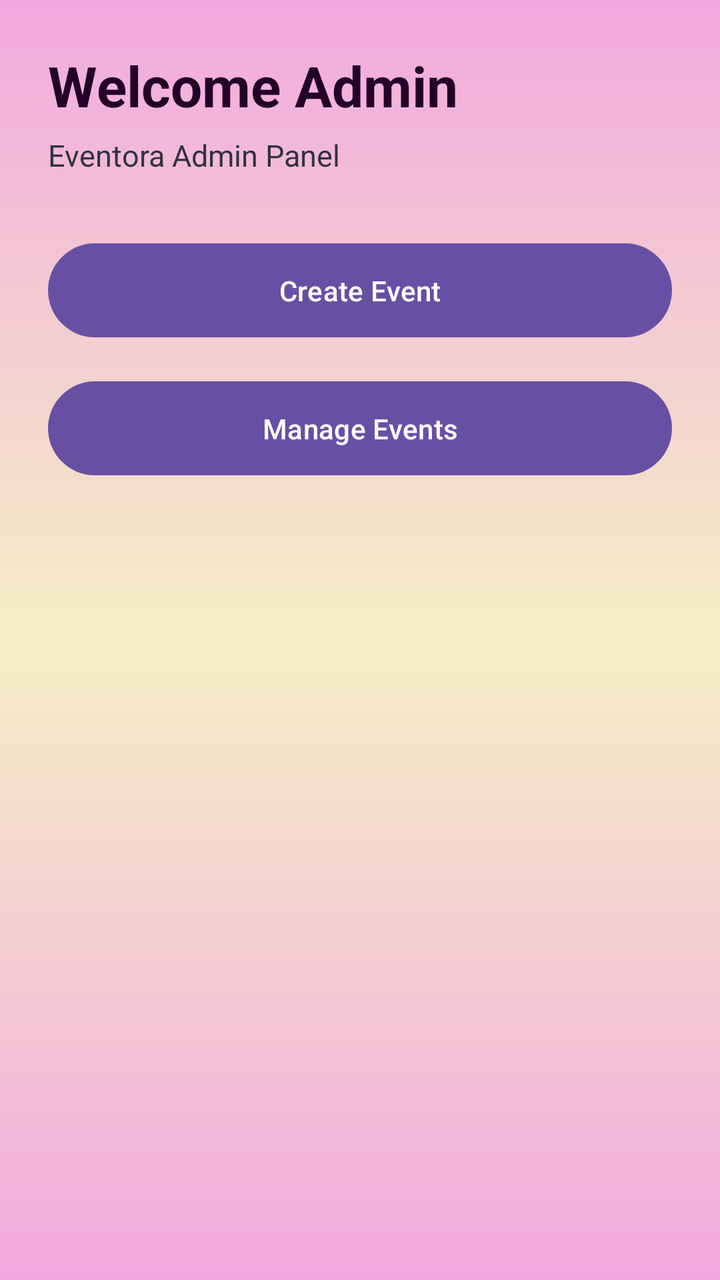
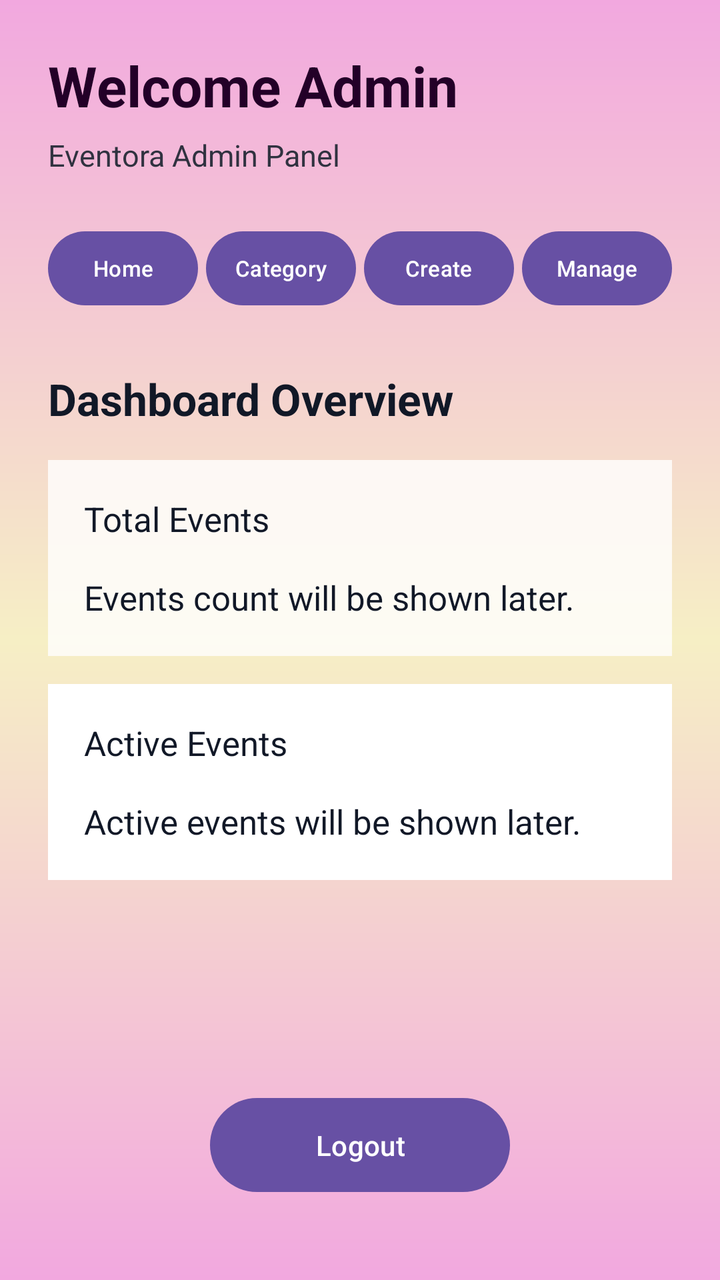

The first picture is an Android layout as it rendered before a commit; the second is the same layout after the commit. The layout source and the unified diff follow.
<!-- AndroidManifest.xml: application theme Theme.Eventora -->
<!-- res/layout/activity_admin_dashboard.xml -->
<?xml version="1.0" encoding="utf-8"?>
<LinearLayout xmlns:android="http://schemas.android.com/apk/res/android"
    android:layout_width="match_parent"
    android:layout_height="match_parent"
    android:orientation="vertical"
    android:background="@drawable/norm_bg"
    android:padding="24dp">
    <TextView
        android:id="@+id/txtAdminWelcome"
        android:layout_width="match_parent"
        android:layout_height="wrap_content"
        android:text="Welcome Admin"
        android:textColor="#230028"
        android:textSize="28sp"
        android:textStyle="bold" />
    <TextView
        android:layout_width="match_parent"
        android:layout_height="wrap_content"
        android:text="Eventora Admin Panel"
        android:textColor="#303240"
        android:textSize="15sp"
        android:layout_marginTop="6dp" />
    <Button
        android:id="@+id/btnCreateEvent"
        android:layout_width="match_parent"
        android:layout_height="55dp"
        android:text="Create Event"
        android:textAllCaps="false"
        android:layout_marginTop="30dp" />
    <Button
        android:id="@+id/btnManageEvents"
        android:layout_width="match_parent"
        android:layout_height="55dp"
        android:text="Manage Events"
        android:textAllCaps="false"
        android:layout_marginTop="14dp"/>
    <Button
        android:id="@+id/btnAdminLogout"
        android:layout_width="150dp"
        android:layout_height="55dp"
        android:layout_marginStart="90dp"
        android:text="Logout"
        android:textAllCaps="false"
        android:layout_gravity="bottom"
        android:layout_marginTop="400dp" />
</LinearLayout>
<!-- resources referenced by this layout -->
<resources>
  <!-- drawable norm_bg (drawable) -->
  <?xml version="1.0" encoding="utf-8"?>
  <shape xmlns:android="http://schemas.android.com/apk/res/android">
      <gradient
          android:startColor="#F2A8DF"
          android:centerColor="#F6EFC5"
          android:endColor="#F2A8DF"
          android:angle="90"
          />
  </shape>
  <style name="Theme.Eventora" parent="Base.Theme.Eventora" />
  <style name="Base.Theme.Eventora" parent="Theme.Material3.DayNight.NoActionBar">
          
          
      </style>
</resources>

<!-- the commit's change to res/layout/activity_admin_dashboard.xml (unified diff, before → after) -->
@@ -1,46 +1,130 @@
 <?xml version="1.0" encoding="utf-8"?>
-<LinearLayout xmlns:android="http://schemas.android.com/apk/res/android"
+<ScrollView xmlns:android="http://schemas.android.com/apk/res/android"
+    android:id="@+id/main"
     android:layout_width="match_parent"
     android:layout_height="match_parent"
-    android:orientation="vertical"
     android:background="@drawable/norm_bg"
-    android:padding="24dp">
-    <TextView
-        android:id="@+id/txtAdminWelcome"
+    android:fillViewport="true">
+
+    <LinearLayout
         android:layout_width="match_parent"
         android:layout_height="wrap_content"
-        android:text="Welcome Admin"
-        android:textColor="#230028"
-        android:textSize="28sp"
-        android:textStyle="bold" />
-    <TextView
-        android:layout_width="match_parent"
-        android:layout_height="wrap_content"
-        android:text="Eventora Admin Panel"
-        android:textColor="#303240"
-        android:textSize="15sp"
-        android:layout_marginTop="6dp" />
-    <Button
-        android:id="@+id/btnCreateEvent"
-        android:layout_width="match_parent"
-        android:layout_height="55dp"
-        android:text="Create Event"
-        android:textAllCaps="false"
-        android:layout_marginTop="30dp" />
-    <Button
-        android:id="@+id/btnManageEvents"
-        android:layout_width="match_parent"
-        android:layout_height="55dp"
-        android:text="Manage Events"
-        android:textAllCaps="false"
-        android:layout_marginTop="14dp"/>
-    <Button
-        android:id="@+id/btnAdminLogout"
-        android:layout_width="150dp"
-        android:layout_height="55dp"
-        android:layout_marginStart="90dp"
-        android:text="Logout"
-        android:textAllCaps="false"
-        android:layout_gravity="bottom"
-        android:layout_marginTop="400dp" />
-</LinearLayout>
+        android:orientation="vertical"
+        android:padding="24dp">
+
+        <TextView
+            android:id="@+id/txtAdminWelcome"
+            android:layout_width="match_parent"
+            android:layout_height="wrap_content"
+            android:text="Welcome Admin"
+            android:textColor="#230028"
+            android:textSize="28sp"
+            android:textStyle="bold" />
+
+        <TextView
+            android:layout_width="match_parent"
+            android:layout_height="wrap_content"
+            android:layout_marginTop="6dp"
+            android:text="Eventora Admin Panel"
+            android:textColor="#303240"
+            android:textSize="15sp" />
+
+        
+        <LinearLayout
+            android:layout_width="match_parent"
+            android:layout_height="wrap_content"
+            android:orientation="horizontal"
+            android:layout_marginTop="24dp"
+            android:weightSum="4">
+
+            <Button
+                android:id="@+id/tabHome"
+                android:layout_width="0dp"
+                android:layout_height="45dp"
+                android:layout_weight="1"
+                android:text="Home"
+                android:textSize="11sp"
+                android:padding="0dp"
+                android:textAllCaps="false" />
+
+            <Button
+                android:id="@+id/tabCategories"
+                android:layout_width="0dp"
+                android:layout_height="45dp"
+                android:layout_marginStart="4dp"
+                android:layout_weight="1"
+                android:text="Category"
+                android:textSize="11sp"
+                android:padding="0dp"
+                android:textAllCaps="false" />
+
+            <Button
+                android:id="@+id/tabCreateEvent"
+                android:layout_width="0dp"
+                android:layout_height="45dp"
+                android:layout_weight="1"
+                android:text="Create"
+                android:textSize="11sp"
+                android:padding="0dp"
+                android:textAllCaps="false"
+                android:layout_marginStart="4dp" />
+
+            <Button
+                android:id="@+id/tabManageEvents"
+                android:layout_width="0dp"
+                android:layout_height="45dp"
+                android:layout_weight="1"
+                android:text="Manage"
+                android:textSize="11sp"
+                android:padding="0dp"
+                android:textAllCaps="false"
+                android:layout_marginStart="4dp" />
+        </LinearLayout>
+
+        <TextView
+            android:layout_width="match_parent"
+            android:layout_height="wrap_content"
+            android:text="Dashboard Overview"
+            android:textColor="#111827"
+            android:textSize="22sp"
+            android:textStyle="bold"
+            android:layout_marginTop="28dp" />
+
+        <TextView
+            android:id="@+id/cardTotalEvents"
+            android:layout_width="match_parent"
+            android:layout_height="wrap_content"
+            android:text="Total Events\n\nEvents count will be shown later."
+            android:textColor="#111827"
+            android:textSize="17sp"
+            android:padding="18dp"
+            android:background="#CCFFFFFF"
+            android:layout_marginTop="16dp" />
+
+        <TextView
+            android:id="@+id/cardActiveEvents"
+            android:layout_width="match_parent"
+            android:layout_height="wrap_content"
+            android:text="Active Events\n\nActive events will be shown later."
+            android:textColor="#111827"
+            android:textSize="17sp"
+            android:padding="18dp"
+            android:background="#FFFFFF"
+            android:layout_marginTop="14dp" />
+
+        <View
+            android:layout_width="match_parent"
+            android:layout_height="0dp"
+            android:layout_weight="1" />
+
+        <Button
+            android:id="@+id/btnAdminLogout"
+            android:layout_width="150dp"
+            android:layout_height="55dp"
+            android:layout_gravity="center_horizontal"
+            android:layout_marginTop="40dp"
+            android:layout_marginBottom="16dp"
+            android:text="Logout"
+            android:textAllCaps="false" />
+    </LinearLayout>
+</ScrollView>
